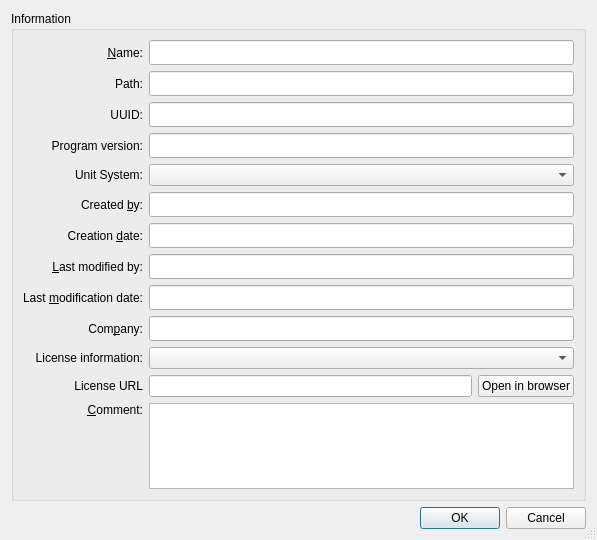
southseact-3d/fcd, file src/Gui/Dialogs/DlgProjectInformation.ui: the form before one commit.
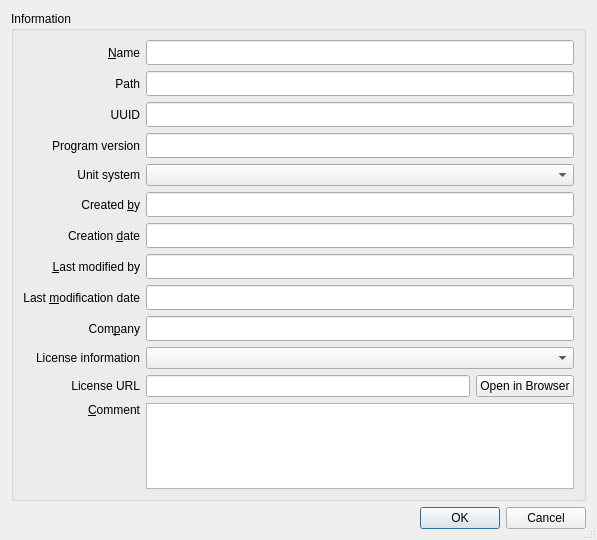
The form after the commit.

```diff
--- a/src/Gui/Dialogs/DlgProjectInformation.ui
+++ b/src/Gui/Dialogs/DlgProjectInformation.ui
@@ -44,7 +44,7 @@
       <item row="0" column="0">
        <widget class="QLabel" name="textLabelName">
         <property name="text">
-         <string>&amp;Name:</string>
+         <string>&amp;Name</string>
         </property>
         <property name="alignment">
          <set>Qt::AlignRight|Qt::AlignTrailing|Qt::AlignVCenter</set>
@@ -70,7 +70,7 @@
       <item row="1" column="0">
        <widget class="QLabel" name="textLabelPath">
         <property name="text">
-         <string>Path:</string>
+         <string>Path</string>
         </property>
         <property name="alignment">
          <set>Qt::AlignRight|Qt::AlignTrailing|Qt::AlignVCenter</set>
@@ -93,7 +93,7 @@
       <item row="2" column="0">
        <widget class="QLabel" name="textLabelUuid">
         <property name="text">
-         <string>UUID:</string>
+         <string>UUID</string>
         </property>
         <property name="alignment">
          <set>Qt::AlignRight|Qt::AlignTrailing|Qt::AlignVCenter</set>
@@ -116,7 +116,7 @@
       <item row="3" column="0">
        <widget class="QLabel" name="textLabelProgramVersion">
         <property name="text">
-         <string>Program version:</string>
+         <string>Program version</string>
         </property>
         <property name="alignment">
          <set>Qt::AlignRight|Qt::AlignTrailing|Qt::AlignVCenter</set>
@@ -139,7 +139,7 @@
       <item row="4" column="0">
        <widget class="QLabel" name="textLabelUnitSystem">
         <property name="text">
-         <string>Unit System:</string>
+         <string>Unit system</string>
         </property>
         <property name="alignment">
          <set>Qt::AlignRight|Qt::AlignTrailing|Qt::AlignVCenter</set>
@@ -156,7 +156,7 @@
       <item row="5" column="0">
        <widget class="QLabel" name="textLabelCreator">
         <property name="text">
-         <string>Created &amp;by:</string>
+         <string>Created &amp;by</string>
         </property>
         <property name="alignment">
          <set>Qt::AlignRight|Qt::AlignTrailing|Qt::AlignVCenter</set>
@@ -179,7 +179,7 @@
       <item row="6" column="0">
        <widget class="QLabel" name="textLabelCreateDate">
         <property name="text">
-         <string>Creation &amp;date:</string>
+         <string>Creation &amp;date</string>
         </property>
         <property name="alignment">
          <set>Qt::AlignRight|Qt::AlignTrailing|Qt::AlignVCenter</set>
@@ -205,7 +205,7 @@
       <item row="7" column="0">
        <widget class="QLabel" name="textLabelLastMod">
         <property name="text">
-         <string>&amp;Last modified by:</string>
+         <string>&amp;Last modified by</string>
         </property>
         <property name="alignment">
          <set>Qt::AlignRight|Qt::AlignTrailing|Qt::AlignVCenter</set>
@@ -228,7 +228,7 @@
       <item row="8" column="0">
        <widget class="QLabel" name="textLabelLastModDate">
         <property name="text">
-         <string>Last &amp;modification date:</string>
+         <string>Last &amp;modification date</string>
         </property>
         <property name="alignment">
          <set>Qt::AlignRight|Qt::AlignTrailing|Qt::AlignVCenter</set>
@@ -254,7 +254,7 @@
       <item row="9" column="0">
        <widget class="QLabel" name="textLabelCompany">
         <property name="text">
-         <string>Com&amp;pany:</string>
+         <string>Com&amp;pany</string>
         </property>
         <property name="alignment">
          <set>Qt::AlignRight|Qt::AlignTrailing|Qt::AlignVCenter</set>
@@ -277,7 +277,7 @@
       <item row="10" column="0">
        <widget class="QLabel" name="textLabelLicense">
         <property name="text">
-         <string>License information:</string>
+         <string>License information</string>
         </property>
         <property name="alignment">
          <set>Qt::AlignRight|Qt::AlignTrailing|Qt::AlignVCenter</set>
@@ -305,7 +305,7 @@
         <item>
          <widget class="QPushButton" name="pushButtonOpenURL">
           <property name="text">
-           <string>Open in browser</string>
+           <string>Open in Browser</string>
           </property>
          </widget>
         </item>
@@ -314,7 +314,7 @@
       <item row="12" column="0">
        <widget class="QLabel" name="textLabelComment">
         <property name="text">
-         <string>&amp;Comment:</string>
+         <string>&amp;Comment</string>
         </property>
         <property name="alignment">
          <set>Qt::AlignRight|Qt::AlignTrailing|Qt::AlignVCenter</set>
```
Left out of the diff: 2 changed lines with no effect on the pictures.
